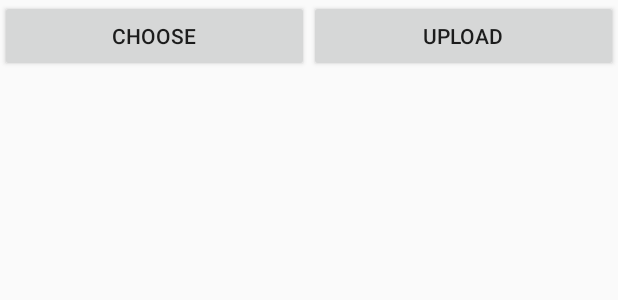
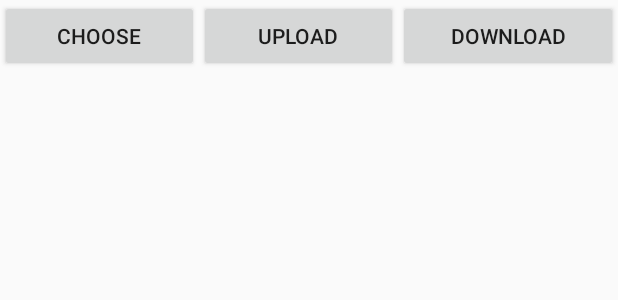
Before and after one commit to abdulaziz733/CloudAlbum, an Android app: the layout activity_main.xml on its own in the app's theme, with its tools: preview values and no code run, on a phone screen of 412 x 824 dp. Shown: the top 300 px of the screen. Run offline under Robolectric (Android 15) with nearby library versions, the phone set to English and light mode, and no system bars.

Commit message:
update commit

```diff
--- a/app/src/main/res/layout/activity_main.xml
+++ b/app/src/main/res/layout/activity_main.xml
@@ -26,6 +26,13 @@
             android:layout_weight="1"
             android:text="Upload" />
 
+        <Button
+            android:id="@+id/buttonDownload"
+            android:layout_width="wrap_content"
+            android:layout_height="wrap_content"
+            android:layout_weight="1"
+            android:text="Download" />
+
     </LinearLayout>
 
     <ImageView
```
